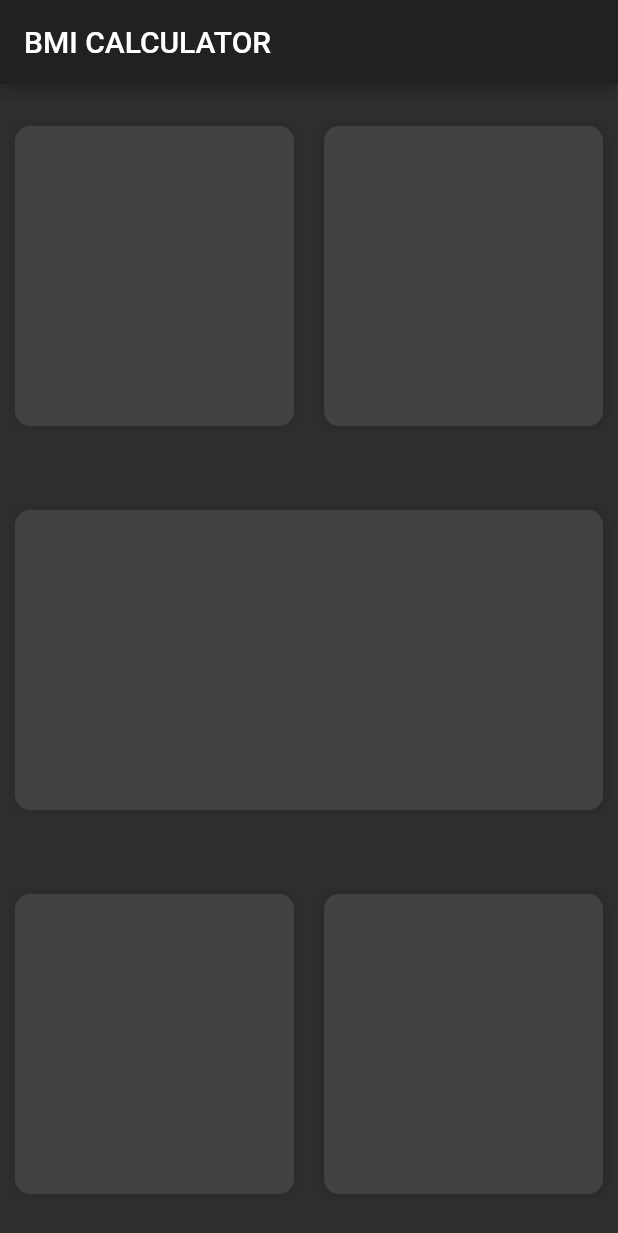
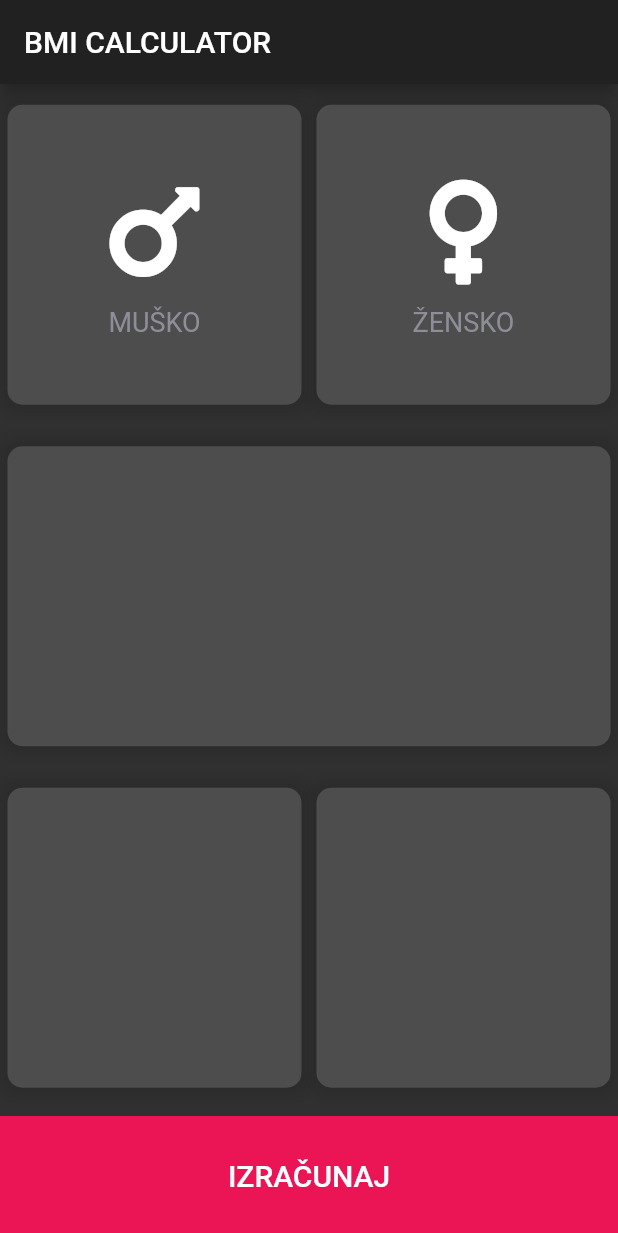
Before and after one commit to azemavdic/bmi_calculator_flutter, a Flutter app: the screen it shows after launch, on a phone screen of 412 x 824 dp. Shown: the top 1233 px of the screen. Run offline on Flutter 3.47's test engine with Material 2 defaults, Android fonts, the phone set to English and light mode, and no system bars; our stand-ins replace font_awesome_flutter.

Commit message:
icons added

```diff
--- /dev/null
+++ b/lib/card_child_content.dart
@@ -0,0 +1,35 @@
+import 'package:flutter/material.dart';
+import 'package:font_awesome_flutter/font_awesome_flutter.dart';
+
+class CardChildContent extends StatelessWidget {
+  CardChildContent({
+    @required this.gender,
+    @required this.iconType,
+  });
+
+  final String gender;
+  final IconData iconType;
+
+  @override
+  Widget build(BuildContext context) {
+    return Column(
+      mainAxisAlignment: MainAxisAlignment.center,
+      children: [
+        FaIcon(
+          iconType,
+          size: 80,
+        ),
+        SizedBox(
+          height: 10,
+        ),
+        Text(
+          gender,
+          style: TextStyle(
+            fontSize: 18,
+            color: Color(0xFF8D8E98),
+          ),
+        )
+      ],
+    );
+  }
+}
--- a/lib/main.dart
+++ b/lib/main.dart
@@ -1,4 +1,11 @@
 import 'package:flutter/material.dart';
+import 'package:font_awesome_flutter/font_awesome_flutter.dart';
+import 'reusable_card.dart';
+import 'card_child_content.dart';
+
+const bottomContainerHeight = 80.0;
+const bottomContainerColor = Color(0xFFEB1555);
+const activeBoxColor = Color.fromRGBO(100, 100, 100, 0.6);
 
 void main() => runApp(BMICalculator());
 
@@ -28,25 +35,49 @@ class _InputPageState extends State<InputPage> {
         children: [
           Expanded(
             child: Row(
-              children: [
-                ReusableCard(colour: Colors.grey.shade800),
-                ReusableCard(colour: Colors.grey.shade800),
+              children: <Widget>[
+                ReusableCard(
+                  colour: activeBoxColor,
+                  cardChild: CardChildContent(
+                    iconType: FontAwesomeIcons.mars,
+                    gender: 'MUŠKO',
+                  ),
+                ),
+                ReusableCard(
+                  colour: activeBoxColor,
+                  cardChild: CardChildContent(
+                    iconType: FontAwesomeIcons.venus,
+                    gender: 'ŽENSKO',
+                  ),
+                ),
               ],
             ),
           ),
           Expanded(
             child: Row(
               children: [
-                ReusableCard(colour: Colors.grey.shade800),
+                ReusableCard(colour: activeBoxColor),
               ],
             ),
           ),
           Expanded(
             child: Row(
               children: [
-                ReusableCard(colour: Colors.grey.shade800),
-                ReusableCard(colour: Colors.grey.shade800),
+                ReusableCard(colour: activeBoxColor),
+                ReusableCard(colour: activeBoxColor),
               ],
+            ),
+          ),
+          Container(
+            color: bottomContainerColor,
+            margin: EdgeInsets.only(top: 5),
+            height: bottomContainerHeight,
+            width: double.infinity,
+            child: Center(
+              child: Text(
+                'IZRAČUNAJ',
+                style: Theme.of(context).textTheme.headline6,
+              ),
             ),
           ),
         ],
@@ -54,31 +85,3 @@ class _InputPageState extends State<InputPage> {
     );
   }
 }
-
-class ReusableCard extends StatelessWidget {
-  ReusableCard({@required this.colour});
-  final Color colour;
-
-  @override
-  Widget build(BuildContext context) {
-    return Expanded(
-      child: Container(
-        decoration: BoxDecoration(
-          borderRadius: BorderRadius.circular(10.0),
-          color: colour,
-          boxShadow: [
-            BoxShadow(
-              color: Colors.black.withOpacity(0.1),
-              spreadRadius: 5,
-              blurRadius: 7,
-              offset: Offset(0, 0.1),
-            ),
-          ],
-        ),
-        height: 200,
-        width: 170,
-        margin: EdgeInsets.all(10.0),
-      ),
-    );
-  }
-}
--- /dev/null
+++ b/lib/reusable_card.dart
@@ -0,0 +1,31 @@
+import 'package:flutter/material.dart';
+
+class ReusableCard extends StatelessWidget {
+  ReusableCard({@required this.colour, this.cardChild});
+  final Color colour;
+  final Widget cardChild;
+
+  @override
+  Widget build(BuildContext context) {
+    return Expanded(
+      child: Container(
+        child: cardChild,
+        decoration: BoxDecoration(
+          borderRadius: BorderRadius.circular(10.0),
+          color: colour,
+          boxShadow: [
+            BoxShadow(
+              color: Colors.black.withOpacity(0.1),
+              spreadRadius: 5,
+              blurRadius: 7,
+              offset: Offset(0, 0.1),
+            ),
+          ],
+        ),
+        height: 200,
+        width: 170,
+        margin: EdgeInsets.all(5.0),
+      ),
+    );
+  }
+}
--- a/pubspec.yaml
+++ b/pubspec.yaml
@@ -11,6 +11,7 @@ dependencies:
     sdk: flutter
 
   cupertino_icons: ^0.1.2
+  font_awesome_flutter: ^8.8.0
 
 dev_dependencies:
   flutter_test:
```
